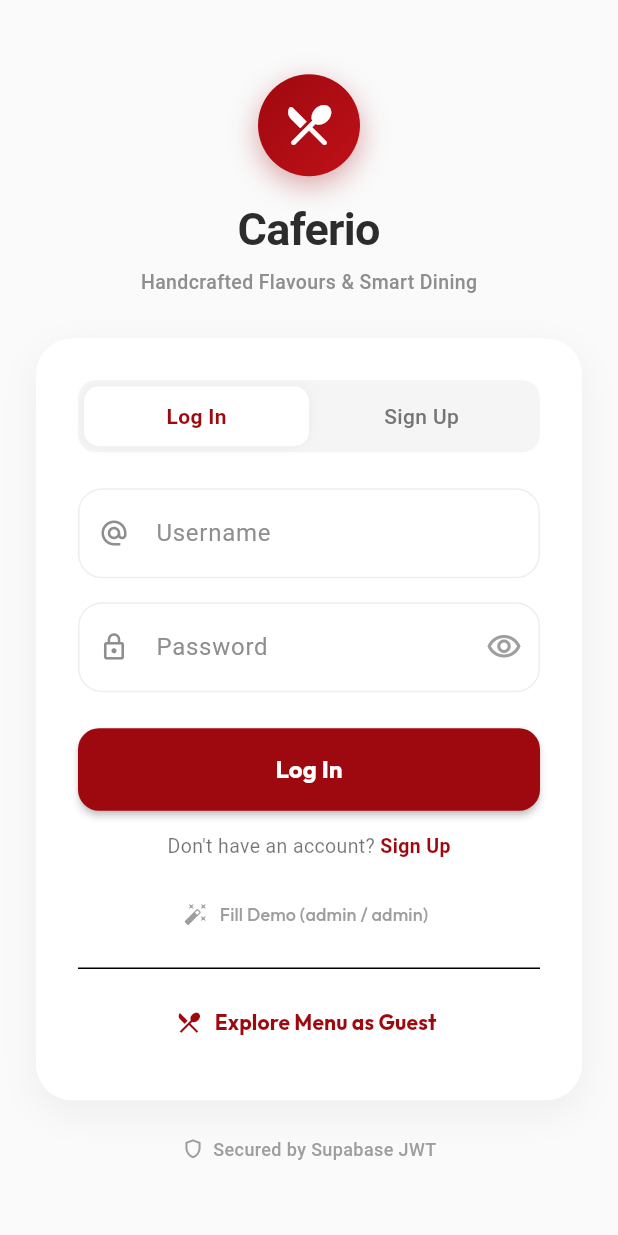
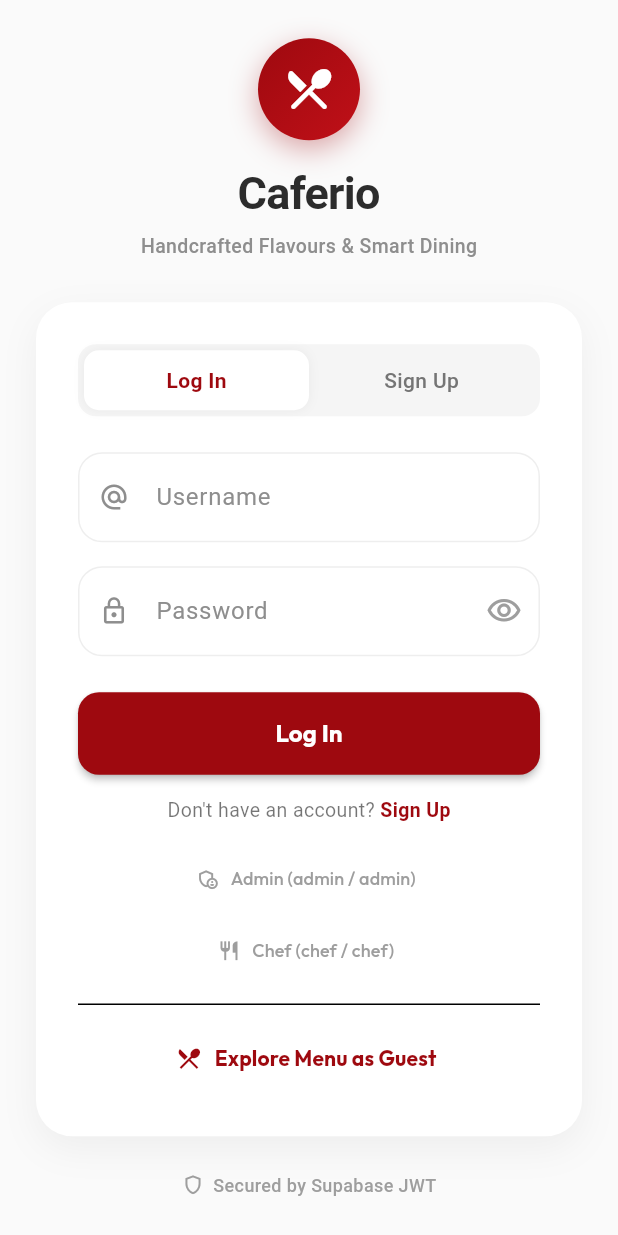
Before and after one commit to ananiaanand/caferio_resturant, a Flutter app: the screen it shows after launch, on a phone screen of 412 x 824 dp. Run offline on Flutter 3.47's test engine with Material 3 defaults, Android fonts, the light colour scheme and no system bars; our stand-ins replace flutter_secure_storage, flutter_svg, google_fonts, shared_preferences, supabase_flutter; accounts and stored records are empty.

Commit message:
Update authentication, profiles, and gemini functions

```diff
--- a/lib/Authentication/auth_gate.dart
+++ b/lib/Authentication/auth_gate.dart
@@ -1,6 +1,8 @@
 import 'package:flutter/material.dart';
 import 'package:supabase_flutter/supabase_flutter.dart';
 
+import '../screens/admin/admin_layout.dart';
+import '../screens/kitchen/kitchen_layout.dart';
 import '../screens/main_layout.dart';
 import '../utils/theme.dart';
 import 'auth_service.dart';
@@ -59,9 +61,7 @@ class _AuthGateState extends State<AuthGate> {
         // Authenticated user -> pass through MFA Gate
         return _MfaGate(
           key: ValueKey<String>(
-            session?.accessToken ??
-                AuthService.instance.currentAccessToken ??
-                'session',
+            '${session?.accessToken ?? AuthService.instance.currentAccessToken ?? 'session'}_${AuthService.instance.currentRole}',
           ),
           requireMfa: widget.requireMfa,
         );
@@ -202,9 +202,19 @@ class _MfaGateState extends State<_MfaGate> {
           case MfaStatus.needsChallenge:
             return MfaChallengePage(onDone: _refresh);
           case MfaStatus.ok:
-            return const MainLayout();
+            return _buildRoleLayout();
         }
       },
     );
   }
+
+  Widget _buildRoleLayout() {
+    final role = AuthService.instance.currentRole;
+    if (role == 'admin') {
+      return const AdminLayout();
+    } else if (role == 'chef' || role == 'kitchen') {
+      return const KitchenLayout();
+    }
+    return const MainLayout();
+  }
 }
--- a/lib/Authentication/login_page.dart
+++ b/lib/Authentication/login_page.dart
@@ -108,10 +108,19 @@ class _LoginPageState extends State<LoginPage> {
   void _fillDemoCredentials() {
     setState(() {
       _usernameController.text = 'admin';
-      _passwordController.text = 'Admin@123456!';
+      _passwordController.text = 'admin';
       _isSignUp = false;
     });
-    _showMessage('Filled username: admin, password: Admin@123456!');
+    _showMessage('Filled Admin: admin / admin');
+  }
+
+  void _fillChefCredentials() {
+    setState(() {
+      _usernameController.text = 'chef';
+      _passwordController.text = 'chef';
+      _isSignUp = false;
+    });
+    _showMessage('Filled Chef: chef / chef');
   }
 
   @override
@@ -201,35 +210,6 @@ class _LoginPageState extends State<LoginPage> {
                             onFieldSubmitted: (_) => _submit(),
                           ),
 
-                          if (_isSignUp) ...[
-                            const SizedBox(height: 12),
-                            Container(
-                              padding: const EdgeInsets.symmetric(horizontal: 14, vertical: 10),
-                              decoration: BoxDecoration(
-                                color: Colors.grey.shade50,
-                                borderRadius: BorderRadius.circular(12),
-                                border: Border.all(color: Colors.grey.shade200),
-                              ),
-                              child: const Column(
-                                crossAxisAlignment: CrossAxisAlignment.start,
-                                children: [
-                                  Text(
-                                    'Password requirements:',
-                                    style: TextStyle(
-                                      fontSize: 12,
-                                      fontWeight: FontWeight.bold,
-                                      color: AppTheme.textDark,
-                                    ),
-                                  ),
-                                  SizedBox(height: 4),
-                                  Text('• Minimum 12 characters long', style: TextStyle(fontSize: 11, color: Colors.black54)),
-                                  Text('• At least one uppercase (A-Z) & lowercase (a-z)', style: TextStyle(fontSize: 11, color: Colors.black54)),
-                                  Text('• At least one number (0-9) & one symbol (!@#\$%...)', style: TextStyle(fontSize: 11, color: Colors.black54)),
-                                ],
-                              ),
-                            ),
-                          ],
-
                           const SizedBox(height: 24),
 
                           // Main Action Button (Log In / Sign Up)
@@ -296,22 +276,35 @@ class _LoginPageState extends State<LoginPage> {
                           const SizedBox(height: 12),
 
                           // Quick Demo Fill
-                          Center(
-                            child: TextButton.icon(
-                              icon: const Icon(
-                                Icons.auto_fix_high,
-                                size: 16,
-                                color: Colors.grey,
-                              ),
-                              label: const Text(
-                                'Fill Demo (admin / admin)',
-                                style: TextStyle(
-                                  fontSize: 12,
+                          Wrap(
+                            alignment: WrapAlignment.center,
+                            spacing: 8,
+                            children: [
+                              TextButton.icon(
+                                icon: const Icon(
+                                  Icons.admin_panel_settings_outlined,
+                                  size: 15,
                                   color: Colors.grey,
                                 ),
+                                label: const Text(
+                                  'Admin (admin / admin)',
+                                  style: TextStyle(fontSize: 12, color: Colors.grey),
+                                ),
+                                onPressed: _fillDemoCredentials,
                               ),
-                              onPressed: _fillDemoCredentials,
-                            ),
+                              TextButton.icon(
+                                icon: const Icon(
+                                  Icons.restaurant_outlined,
+                                  size: 15,
+                                  color: Colors.grey,
+                                ),
+                                label: const Text(
+                                  'Chef (chef / chef)',
+                                  style: TextStyle(fontSize: 12, color: Colors.grey),
+                                ),
+                                onPressed: _fillChefCredentials,
+                              ),
+                            ],
                           ),
 
                           // Explore Menu as Guest Button
```
Also changed, not shown: lib/Authentication/auth_service.dart (+69 -30 lines), lib/Authentication/jwt_helper.dart (+10 -3 lines), lib/screens/admin/admin_profile_screen.dart (+22 -6 lines), lib/screens/kitchen/kitchen_profile_screen.dart (+25 -6 lines), 4 other files.
